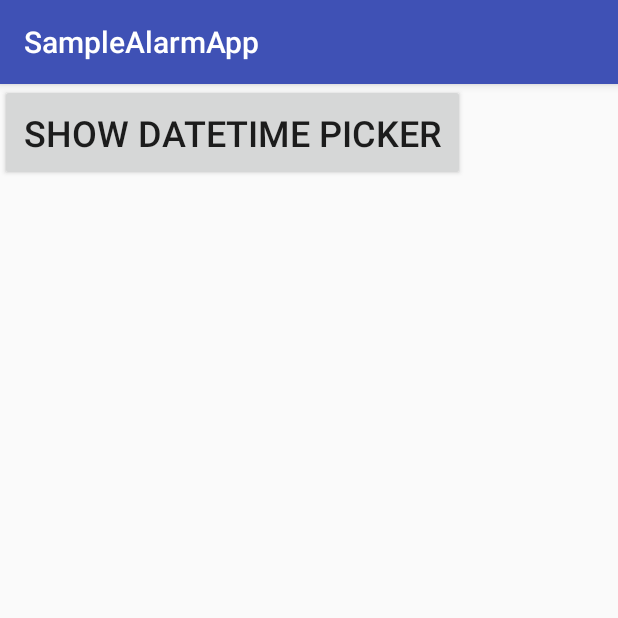
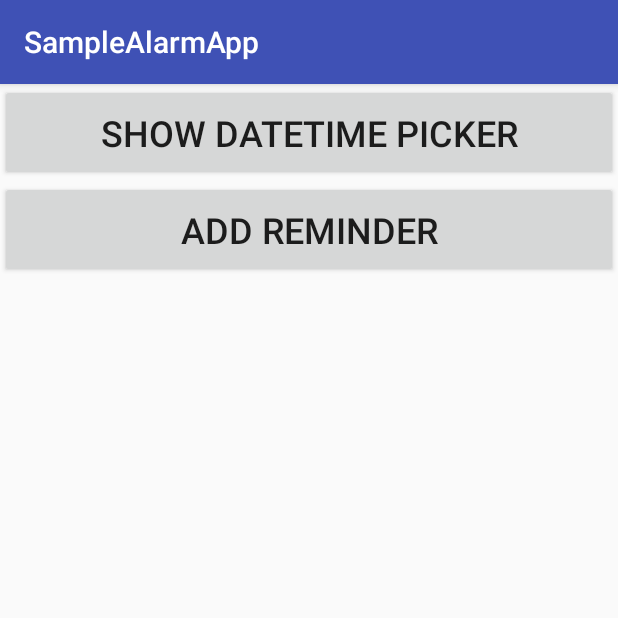
Before and after one commit to pritamhinger/AndroidCalendarEvent, an Android app: the screen it shows after launch (MainActivity), on a phone screen of 412 x 824 dp, the top half of it. Run offline under Robolectric (Android 15) with nearby library versions, the phone set to English and light mode, and no system bars; libraries missing offline, so code that uses them is left out: com.wdullaer.materialdatetimepicker.

Commit message:
Adding Logic to create reminders.

```diff
--- a/app/src/main/res/layout/activity_main.xml
+++ b/app/src/main/res/layout/activity_main.xml
@@ -4,14 +4,23 @@
     xmlns:tools="http://schemas.android.com/tools"
     android:layout_width="match_parent"
     android:layout_height="match_parent"
+    android:orientation="vertical"
     tools:context="com.appdevelapp.samplealarmapp.MainActivity">
 
     <Button
         android:id="@+id/btn_show_dateTimePicker"
-        android:layout_width="wrap_content"
+        android:layout_width="match_parent"
         android:layout_height="wrap_content"
         android:padding="16dp"
         android:text="Show DateTime Picker"
         android:textSize="24sp" />
 
+    <Button
+        android:id="@+id/btn_add_reminder"
+        android:layout_width="match_parent"
+        android:layout_height="wrap_content"
+        android:padding="16dp"
+        android:text="Add Reminder"
+        android:textSize="24sp" />
+
 </LinearLayout>
```
Also changed, not shown: app/src/main/java/com/appdevelapp/samplealarmapp/AlarmReceiver.java (+51 -14 lines), app/src/main/java/com/appdevelapp/samplealarmapp/MainActivity.java (+38 -4 lines).
